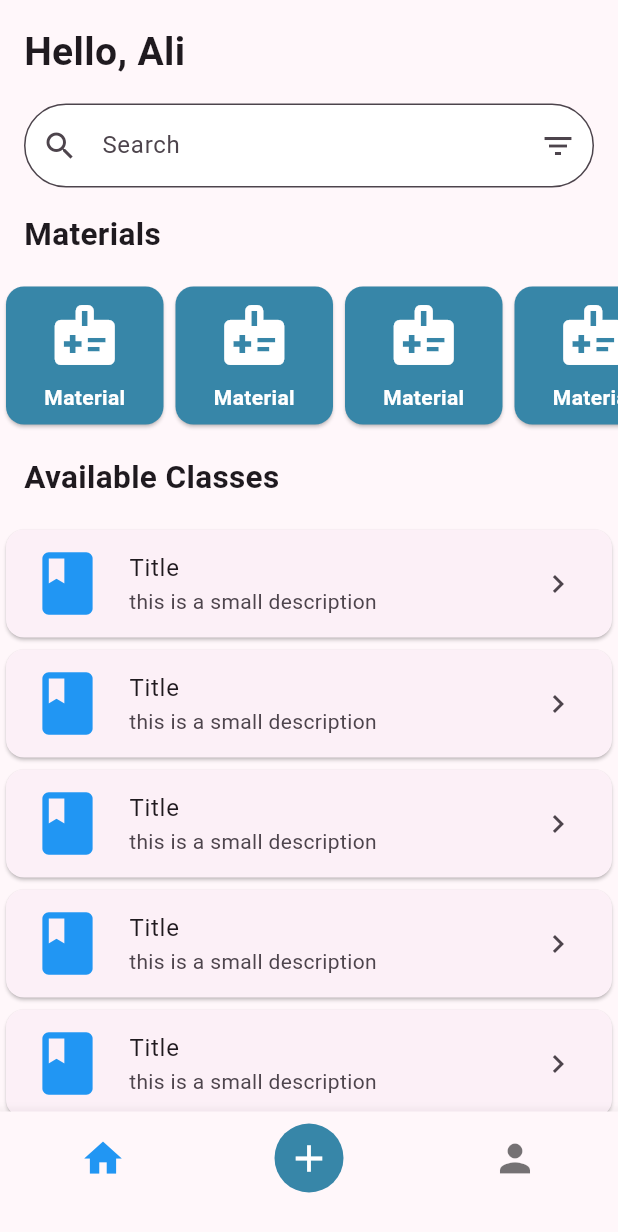
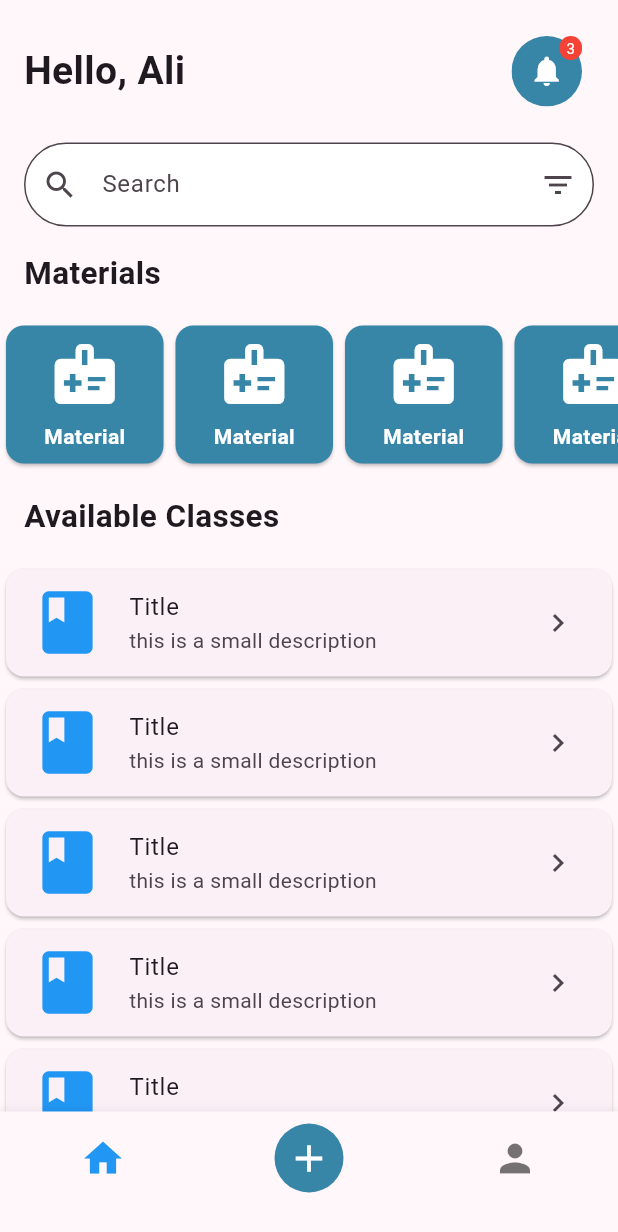
Before and after one commit to ali-mansour21/Studify-App, a Flutter app: the HomeScreen screen opened by its route, on a phone screen of 412 x 824 dp. Shown: the top 1232 px of the screen. Run offline on Flutter 3.47's test engine with Material 3 defaults, Android fonts, the light colour scheme and no system bars; project files that could hold a hidden picture were left out.

Commit message:
Create the notification popup menu

```diff
--- a/mobile/lib/screens/home_screen.dart
+++ b/mobile/lib/screens/home_screen.dart
@@ -18,6 +18,12 @@ class _HomeScreenState extends State<HomeScreen> {
 
   @override
   Widget build(BuildContext context) {
+    const int notificationCount = 3;
+    final List<String> notifications = [
+      "Your appointment is tomorrow.",
+      "New updates are available.",
+      "Reminder: Meeting at 3 PM today."
+    ];
     return Scaffold(
       body: GestureDetector(
           onTap: () {
@@ -31,10 +37,72 @@ class _HomeScreenState extends State<HomeScreen> {
               crossAxisAlignment: CrossAxisAlignment.start,
               children: <Widget>[
                 Padding(
-                  padding: EdgeInsets.all(16.0),
-                  child: Text('Hello, Ali',
-                      style:
-                          TextStyle(fontSize: 26, fontWeight: FontWeight.w600)),
+                  padding: const EdgeInsets.all(16.0),
+                  child: Row(
+                    mainAxisAlignment: MainAxisAlignment.spaceBetween,
+                    children: [
+                      const Text(
+                        'Hello, Ali',
+                        style: TextStyle(
+                            fontSize: 26, fontWeight: FontWeight.w600),
+                      ),
+                      PopupMenuButton(
+                          icon: Stack(
+                            children: <Widget>[
+                              ClipOval(
+                                child: Container(
+                                  width: 47,
+                                  height: 47,
+                                  color: const Color(
+                                      0xFF3786A8), // Background color
+                                  child: const Icon(Icons.notifications,
+                                      size: 24, color: Colors.white),
+                                ),
+                              ),
+                              Positioned(
+                                right: 0,
+                                child: Container(
+                                  padding: const EdgeInsets.all(1),
+                                  decoration: BoxDecoration(
+                                    color: Colors.red,
+                                    borderRadius: BorderRadius.circular(10),
+                                  ),
+                                  constraints: const BoxConstraints(
+                                    minWidth: 15,
+                                    minHeight: 15,
+                                  ),
+                                  child: const Text(
+                                    '$notificationCount',
+                                    style: TextStyle(
+                                      color: Colors.white,
+                                      fontSize: 10,
+                                    ),
+                                    textAlign: TextAlign.center,
+                                  ),
+                                ),
+                              ),
+                            ],
+                          ),
+                          iconSize: 24,
+                          color: Colors.white,
+                          onSelected: (String value) {
+                            ScaffoldMessenger.of(context).showSnackBar(
+                              SnackBar(
+                                content: Text(value),
+                              ),
+                            );
+                          },
+                          offset: const Offset(0, 60),
+                          itemBuilder: (BuildContext context) {
+                            return notifications.map((String notification) {
+                              return PopupMenuItem<String>(
+                                value: notification,
+                                child: Text(notification),
+                              );
+                            }).toList();
+                          }),
+                    ],
+                  ),
                 ),
                 Padding(
                   padding: const EdgeInsets.symmetric(horizontal: 16.0),
```
